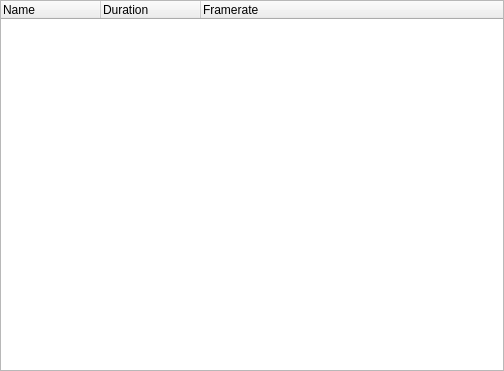
Old version of the form panels/project.ui in the repository olive-editor/olive.
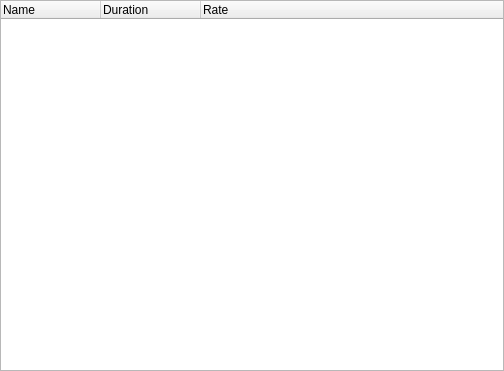
New version of the form. Custom widgets are drawn as their Qt base class.

Commit message: tweaked frame rate column in project panel

The edit to the form file:
```diff
--- a/panels/project.ui
+++ b/panels/project.ui
@@ -80,7 +80,7 @@
       </column>
       <column>
        <property name="text">
-        <string>Framerate</string>
+        <string>Rate</string>
        </property>
       </column>
      </widget>
```
The commit also changes 1 other file.
